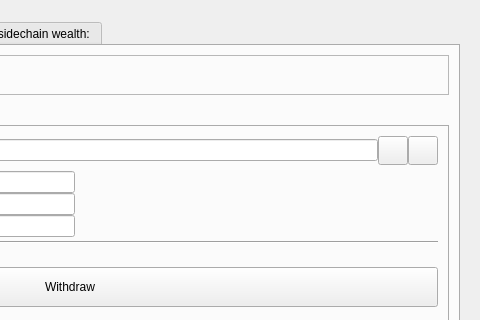
First picture: the form in src/qt/forms/sidechainpage.ui, repository skydogenet/sidechains, before the edit; both pictures show x 340 to 820 and y 0 to 320 of the 820 by 404 pixel window.
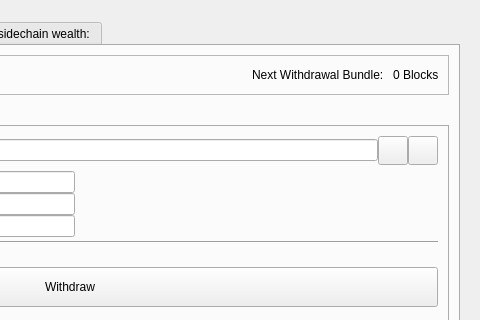
Second picture: the form after the edit. Icons and pictures are not drawn. Custom widgets are drawn as their Qt base class.

Commit message:
Update train schedule / next WT^ code
* Remove code from BitcoinGUI - keep everything inside of the sidechain
page

* Signal from the sidechain page to BitcoinGUI when the WT^ banner text
needs to be updated

* Make it so that the blocks remaining count is more accurate, aware of
the mainchain ack count of a WT^, and the cool down period if the last
WT^ failed.

Diff of the .ui file:
```diff
--- a/src/qt/forms/sidechainpage.ui
+++ b/src/qt/forms/sidechainpage.ui
@@ -106,6 +106,20 @@
                 </property>
                </spacer>
               </item>
+              <item>
+               <widget class="QLabel" name="label_3">
+                <property name="text">
+                 <string>Next Withdrawal Bundle: </string>
+                </property>
+               </widget>
+              </item>
+              <item>
+               <widget class="QLabel" name="labelNextBundle">
+                <property name="text">
+                 <string>0 Blocks</string>
+                </property>
+               </widget>
+              </item>
              </layout>
             </widget>
            </item>
```
The commit also changes 5 other files.
